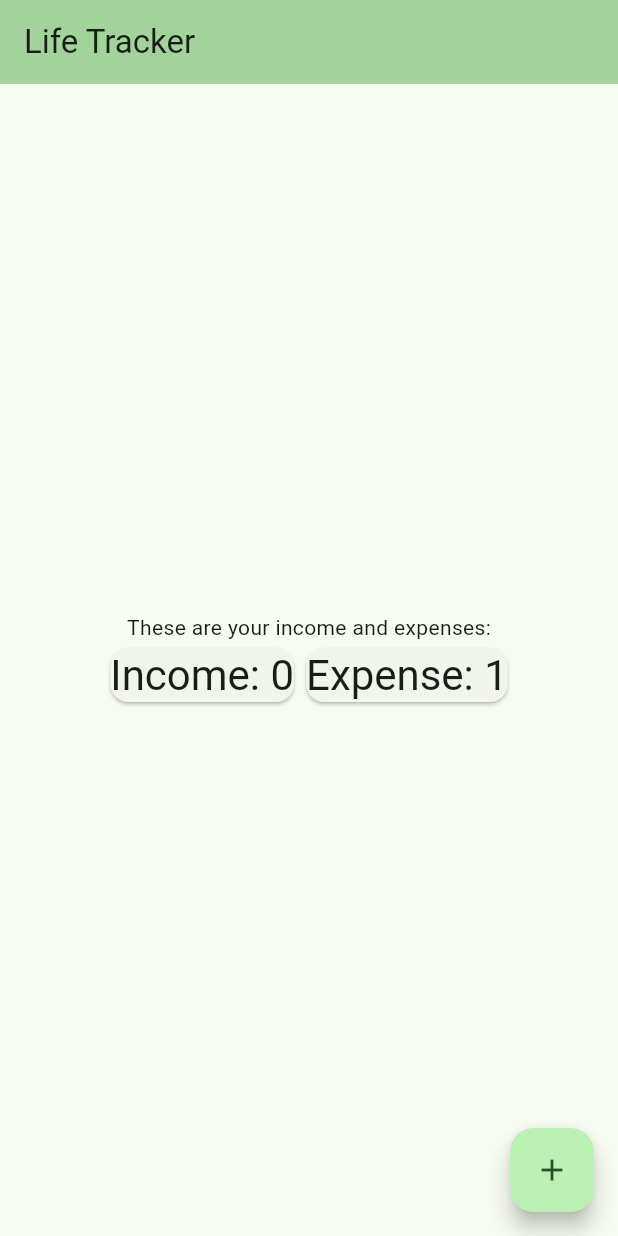
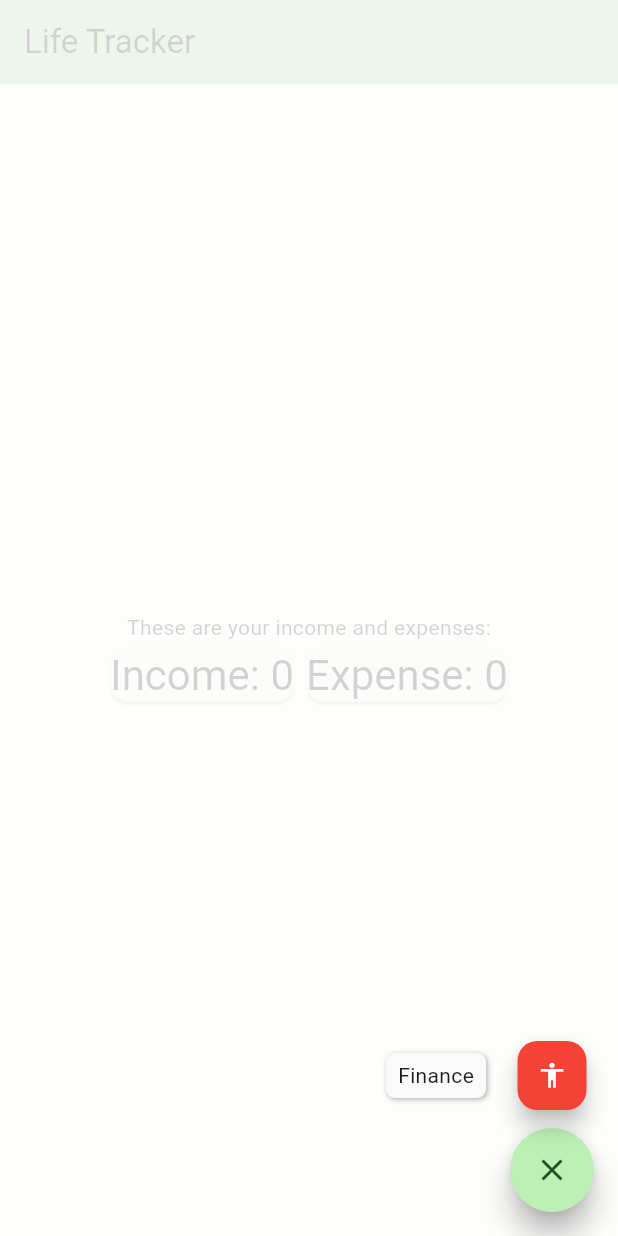
Before and after one commit to dimejune13/lifetracker, a Flutter app: the screen it shows after launch, after a tap on the "add" icon, on a phone screen of 412 x 824 dp. Run offline on Flutter 3.47's test engine with Material 3 defaults, Android fonts, the phone set to English and light mode, and no system bars; drawn by our look-alikes of flutter_speed_dial.

Commit message:
Added boilerplate code for floating button speed dial

```diff
--- a/lib/main.dart
+++ b/lib/main.dart
@@ -1,4 +1,5 @@
 import 'package:flutter/material.dart';
+import 'package:flutter_speed_dial/flutter_speed_dial.dart';
 
 void main() {
   runApp(const MyApp());
@@ -32,6 +33,31 @@ class MyHomePage extends StatefulWidget {
 class _MyHomePageState extends State<MyHomePage> {
   int _income = 0;
   int _expense = 0;
+
+  var renderOverlay = true;
+  var visible = true;
+  var switchLabelPosition = false;
+  var extend = false;
+  var mini = false;
+  var rmicons = false;
+  var customDialRoot = false;
+  var closeManually = false;
+  var useRAnimation = true;
+  var isDialOpen = ValueNotifier<bool>(false);
+  var speedDialDirection = SpeedDialDirection.up;
+  var buttonSize = const Size(56.0, 56.0);
+  var childrenButtonSize = const Size(56.0, 56.0);
+  var selectedfABLocation = FloatingActionButtonLocation.endDocked;
+  var items = [
+    FloatingActionButtonLocation.startFloat,
+    FloatingActionButtonLocation.startDocked,
+    FloatingActionButtonLocation.centerFloat,
+    FloatingActionButtonLocation.endFloat,
+    FloatingActionButtonLocation.endDocked,
+    FloatingActionButtonLocation.startTop,
+    FloatingActionButtonLocation.centerTop,
+    FloatingActionButtonLocation.endTop,
+  ];
 
   void _addIncome() {
     setState(() {
@@ -80,11 +106,100 @@ class _MyHomePageState extends State<MyHomePage> {
           ],
         ),
       ),
-      floatingActionButton: FloatingActionButton(
-        onPressed: _addExpense,
-        tooltip: 'Add Expense',
-        child: const Icon(Icons.add),
-      ),
+      floatingActionButton: SpeedDial(
+          // animatedIcon: AnimatedIcons.menu_close,
+          // animatedIconTheme: IconThemeData(size: 22.0),
+          // child: Text("open"),
+          // activeChild: Text("close"),
+          icon: Icons.add,
+          activeIcon: Icons.close,
+          spacing: 3,
+          mini: mini,
+          openCloseDial: isDialOpen,
+          childPadding: const EdgeInsets.all(5),
+          spaceBetweenChildren: 4,
+          dialRoot: customDialRoot
+              ? (ctx, open, toggleChildren) {
+                  return ElevatedButton(
+                    onPressed: toggleChildren,
+                    style: ElevatedButton.styleFrom(
+                      backgroundColor: Colors.blue[900],
+                      padding: const EdgeInsets.symmetric(
+                          horizontal: 22, vertical: 18),
+                    ),
+                    child: const Text(
+                      "Custom Dial Root",
+                      style: TextStyle(fontSize: 17),
+                    ),
+                  );
+                }
+              : null,
+          buttonSize:
+              buttonSize,
+          label: extend
+              ? const Text("Open")
+              : null,
+          activeLabel: extend ? const Text("Close") : null,
+
+          childrenButtonSize: childrenButtonSize,
+          visible: visible,
+          direction: speedDialDirection,
+          switchLabelPosition: switchLabelPosition,
+
+          closeManually: closeManually,
+
+          renderOverlay: renderOverlay,
+          // overlayColor: Colors.black,
+          // overlayOpacity: 0.5,
+          onOpen: () => debugPrint('OPENING DIAL'),
+          onClose: () => debugPrint('DIAL CLOSED'),
+          useRotationAnimation: useRAnimation,
+          tooltip: 'Open Speed Dial',
+          heroTag: 'speed-dial-hero-tag',
+          // foregroundColor: Colors.black,
+          // backgroundColor: Colors.white,
+          // activeForegroundColor: Colors.red,
+          // activeBackgroundColor: Colors.blue,
+          elevation: 8.0,
+          animationCurve: Curves.elasticInOut,
+          isOpenOnStart: false,
+          shape: customDialRoot
+              ? const RoundedRectangleBorder()
+              : const StadiumBorder(),
+          // childMargin: EdgeInsets.symmetric(horizontal: 10, vertical: 5),
+          children: [
+            SpeedDialChild(
+              child: const Icon(Icons.accessibility),
+              backgroundColor: Colors.red,
+              foregroundColor: Colors.white,
+              label: 'Finance',
+              onTap: () => ScaffoldMessenger.of(context).showSnackBar(
+                const SnackBar(content: Text(("Finance Tap")),)
+              ),
+              onLongPress: () => ScaffoldMessenger.of(context).showSnackBar(
+                const SnackBar(content: Text(("Finance Long Pressed")),)
+              ),
+            ),
+            SpeedDialChild(
+              child: !rmicons ? const Icon(Icons.brush) : null,
+              backgroundColor: Colors.deepOrange,
+              foregroundColor: Colors.white,
+              label: 'Second',
+              visible: false,
+              onTap: () => debugPrint('SECOND CHILD'),
+            ),
+            SpeedDialChild(
+              child: !rmicons ? const Icon(Icons.margin) : null,
+              backgroundColor: Colors.indigo,
+              foregroundColor: Colors.white,
+              label: 'Show Snackbar',
+              visible: false,
+              onTap: () => ScaffoldMessenger.of(context).showSnackBar(
+                  const SnackBar(content: Text(("Third Child Pressed")))),
+              onLongPress: () => debugPrint('THIRD CHILD LONG PRESS'),
+            ),
+          ],
+        ),
     );
   }
 }
--- a/pubspec.yaml
+++ b/pubspec.yaml
@@ -39,6 +39,7 @@ dependencies:
 
   english_words: ^4.0.0
   provider: ^6.0.0
+  flutter_speed_dial: ^7.0.0
 
 dev_dependencies:
   flutter_test:
```
Also changed, not shown: pubspec.lock.
